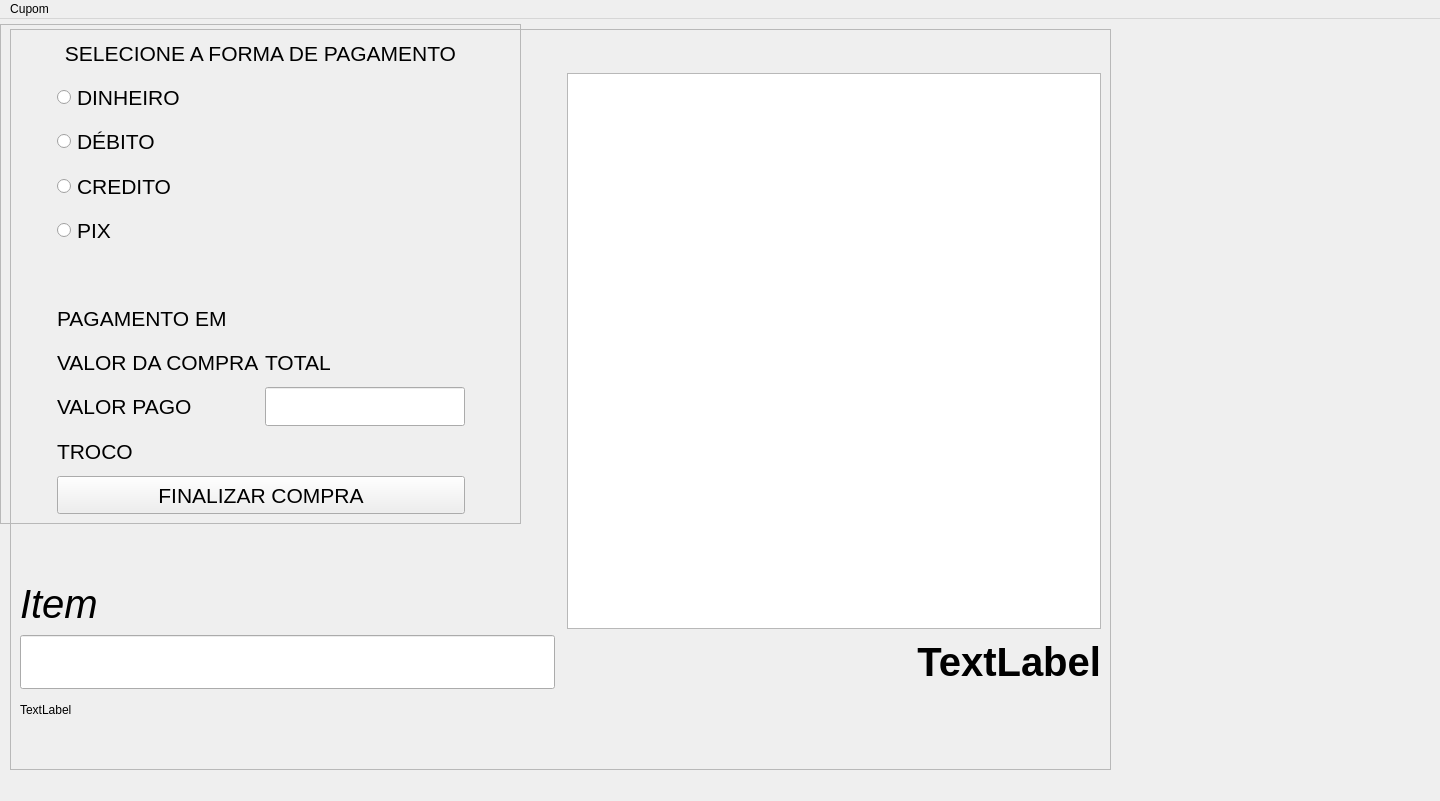
Old version of the form tela.ui in the repository chriscoliveira/SisVendas.
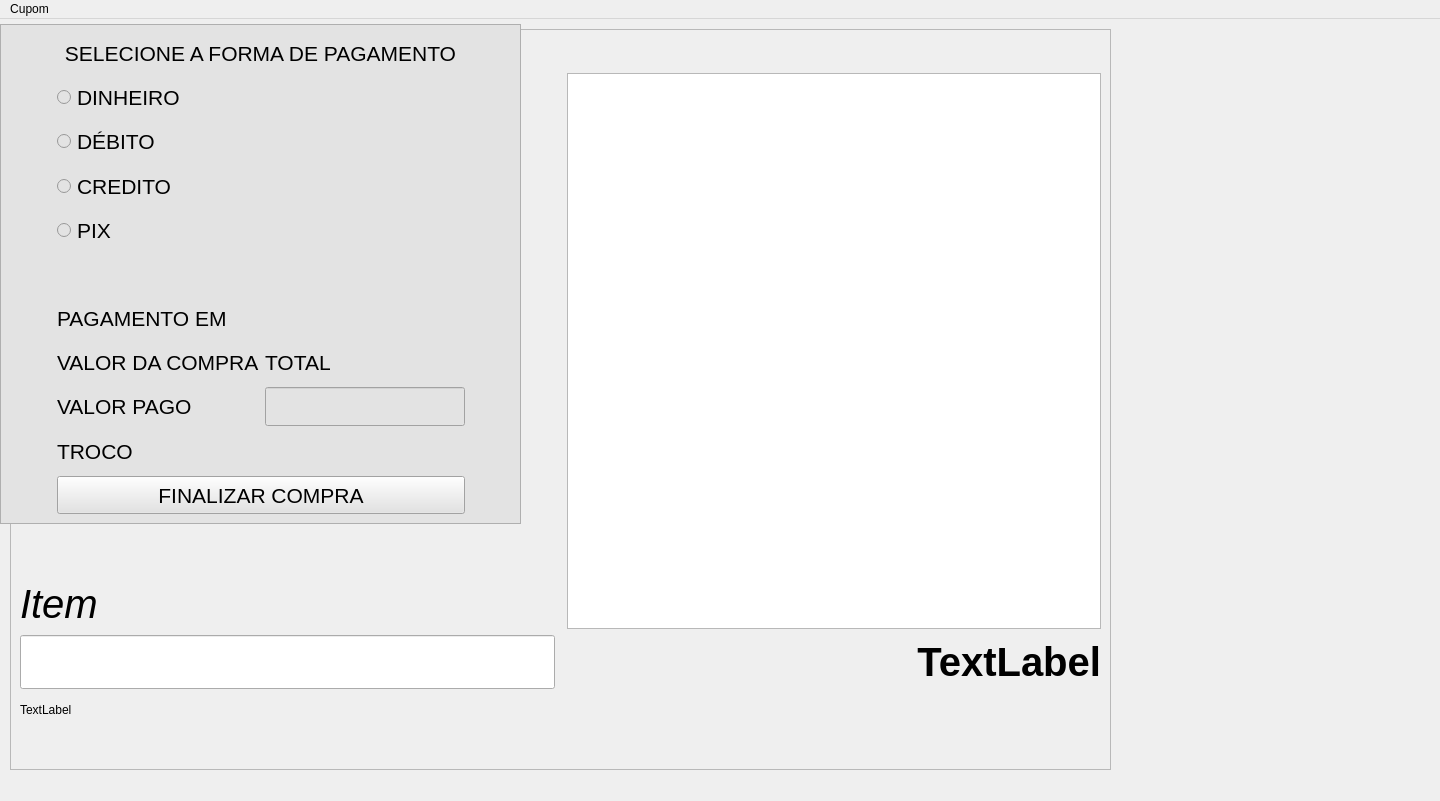
New version of the form.

The edit to the form file:
```diff
--- a/tela.ui
+++ b/tela.ui
@@ -154,7 +154,7 @@
      </size>
     </property>
     <property name="styleSheet">
-     <string notr="true"/>
+     <string notr="true">background-color: rgb(227, 227, 227);</string>
     </property>
     <property name="frameShape">
      <enum>QFrame::StyledPanel</enum>
```
